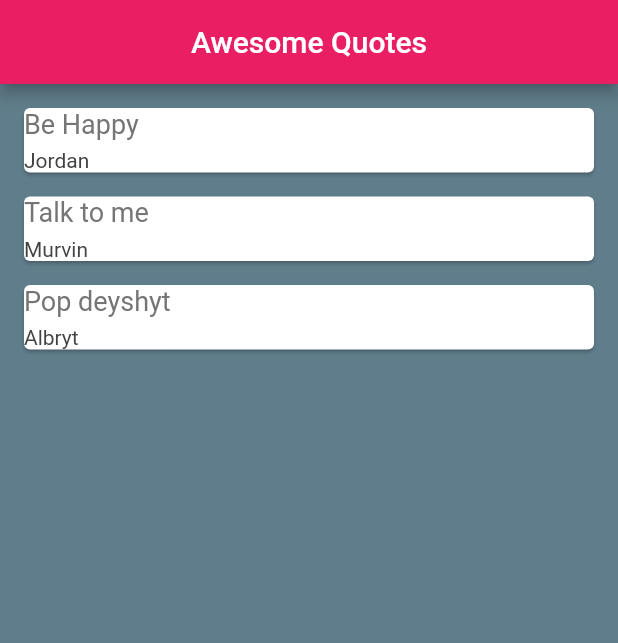
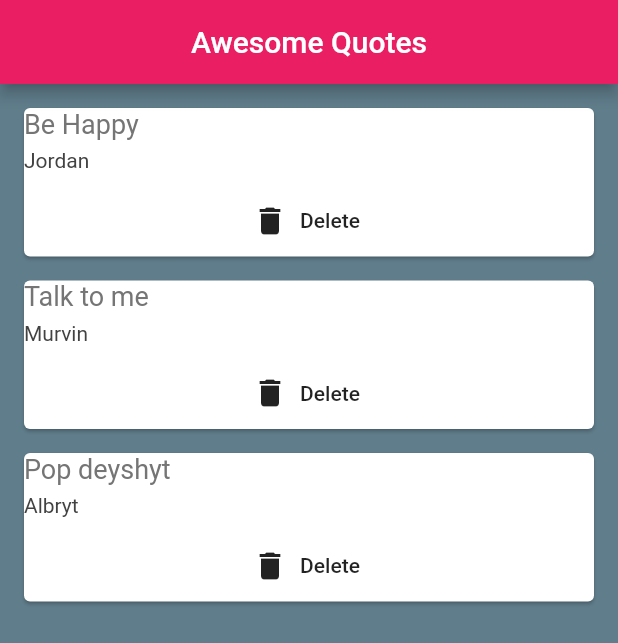
Before and after one commit to jkinathan/FlatNinja, a Flutter app: the screen it shows after launch, on a phone screen of 412 x 824 dp. Shown: the top 643 px of the screen. Run offline on Flutter 3.47's test engine with Material 2 defaults, Android fonts, the phone set to English and light mode, and no system bars.

Commit message:
listapp quotes end

```diff
--- a/lib/main.dart
+++ b/lib/main.dart
@@ -34,8 +34,16 @@ class _HomeState extends State<Home> {
       ),
       body: Column(
         children: quotes.map((quote){
-          return QuoteCard(quote: quote);
-    }).toList(),
+          return QuoteCard(
+              quote: quote,
+              delete: (){
+                  setState(() {
+                    quotes.remove(quote);
+                  });
+              },//parameter name called delete
+          );
+        }
+    ).toList(),
 
     )
     );
--- a/lib/quote_card.dart
+++ b/lib/quote_card.dart
@@ -5,7 +5,10 @@ import 'quote.dart';
 class QuoteCard extends StatelessWidget {
 
   final Quote quote;
-  QuoteCard({this.quote});
+  final Function delete;
+  QuoteCard(
+      {this.quote, this.delete}
+  );
 
   @override
   Widget build(BuildContext context) {
@@ -27,6 +30,14 @@ class QuoteCard extends StatelessWidget {
               color: Colors.grey[800],
             ),
           ),
+          SizedBox(height: 8.0),
+          FlatButton.icon(
+            onPressed: delete,
+            label: Text('Delete'),
+            icon: Icon(
+              Icons.delete
+            ),
+          ),
         ],
       ),
     );
```
